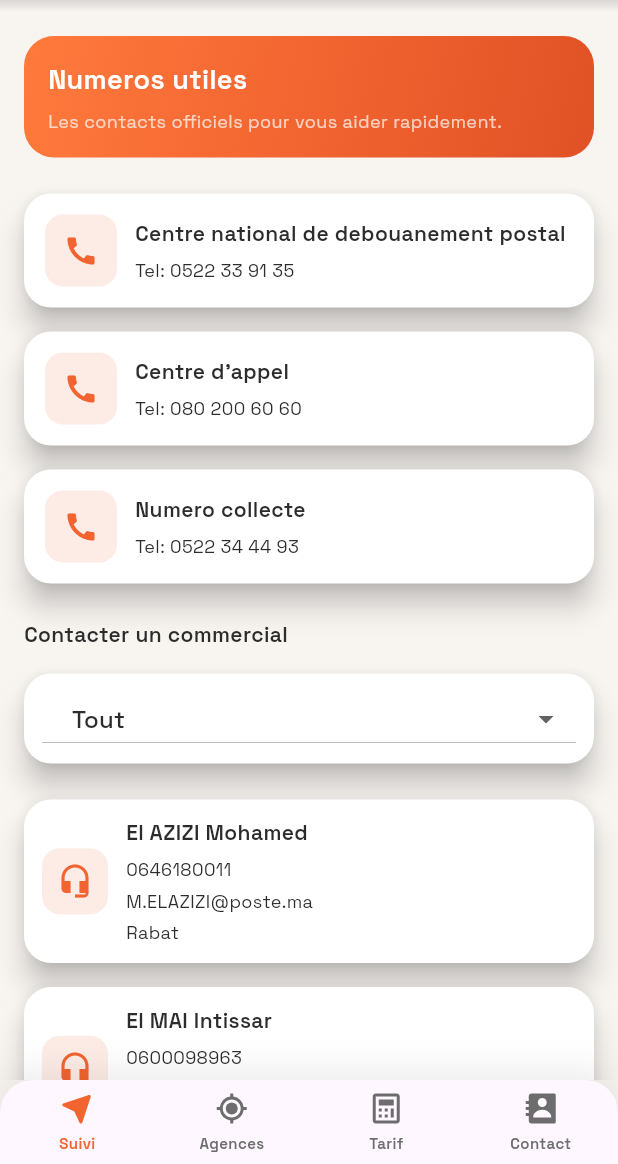
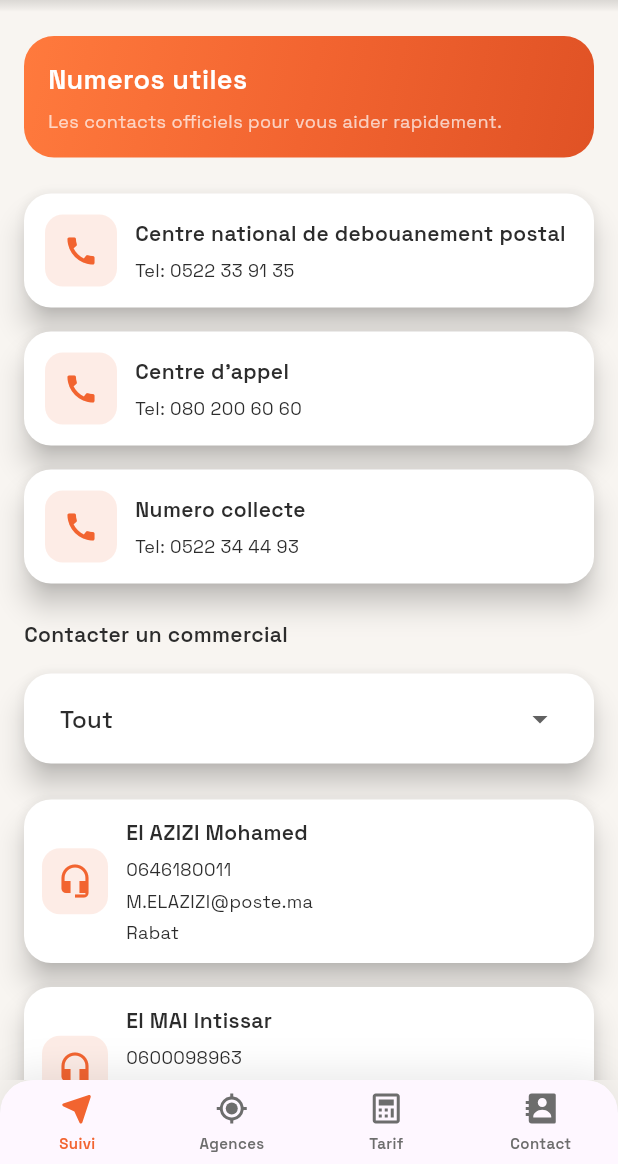
Before and after one commit to MRD-HG/my_amana_app, a Flutter app: the NumeroTlf screen opened directly, on a phone screen of 412 x 824 dp, the part 72-1236 px from its top. Run offline on Flutter 3.47's test engine with Material 3 defaults, Android fonts, the phone set to English and light mode, and no system bars; drawn by our look-alikes of dropdown_button2; our stand-ins replace carousel_slider, flutter_boxicons, flutter_spinkit, google_fonts, google_maps_flutter, shared_preferences and 1 more; missing offline and left inert: simple_barcode_scanner; accounts and stored records are empty; network calls fail.

Commit message:
Major dependency upgrades + facteur dropdown fix
- google_fonts 8, smooth_page_indicator 3, simple_barcode_scanner 0.6,
  cupertino_icons 2, flutter_lints 6; SDK >=3.9 / Flutter >=3.35
- replace dropdown_button2 with Flutter's DropdownButtonFormField
- value -> initialValue, activeColor -> activeThumbColor
- facteur: re-select shipment by id after reload (dropdown assert)

Co-Authored-By: Claude Opus 5.5 <noreply@anthropic.com>
Claude-Session: https://claude.ai/code/session_01CmiaZnMq3rwnHbhmihEvmE

```diff
--- a/lib/View/NavigationBar/contact_page.dart
+++ b/lib/View/NavigationBar/contact_page.dart
@@ -295,7 +295,7 @@ class _ContactState extends State<Contact> {
                             });
                           },
                           activeTrackColor: AppColors.primary,
-                          activeColor: Colors.white,
+                          activeThumbColor: Colors.white,
                           inactiveTrackColor: Colors.grey,
                           inactiveThumbColor: Colors.grey,
                           materialTapTargetSize: MaterialTapTargetSize.shrinkWrap,
--- a/lib/View/SideBar/support_tickets.dart
+++ b/lib/View/SideBar/support_tickets.dart
@@ -127,7 +127,7 @@ class _SupportTicketsPageState extends State<SupportTicketsPage> {
               ),
               const SizedBox(height: 12),
               DropdownButtonFormField<String>(
-                value: _category,
+                initialValue: _category,
                 items: const [
                   DropdownMenuItem(value: 'Delivery issue', child: Text('Delivery issue')),
                   DropdownMenuItem(value: 'Tracking problem', child: Text('Tracking problem')),
--- a/lib/View/SideBar/useful_numbers.dart
+++ b/lib/View/SideBar/useful_numbers.dart
@@ -1,6 +1,5 @@
 import 'dart:convert';
 
-import 'package:dropdown_button2/dropdown_button2.dart';
 import 'package:flutter/material.dart';
 import 'package:flutter/services.dart';
 import 'package:my_amana_app/View/Menu/app_shell.dart';
@@ -38,6 +37,7 @@ class _NumeroTlfState extends State<NumeroTlf> {
     final jsonData = await rootBundle.loadString('assets/phone.json');
     final data = json.decode(jsonData) as Map<String, dynamic>;
     final list = data['List'] as List<dynamic>;
+    if (!mounted) return;
     setState(() {
       if (_selectedRegion == 'Tout') {
         _agents = list;
@@ -189,10 +189,17 @@ class _NumeroTlfState extends State<NumeroTlf> {
           Card(
             child: Padding(
               padding: const EdgeInsets.symmetric(horizontal: 12, vertical: 6),
-              child: DropdownButton2<String>(
+              // Flutter's built-in dropdown (replaces the dropdown_button2 package).
+              child: DropdownButtonFormField<String>(
                 isExpanded: true,
-                value: _selectedRegion,
+                initialValue: _selectedRegion,
                 hint: const Text('Region'),
+                menuMaxHeight: 240,
+                borderRadius: BorderRadius.circular(12),
+                decoration: const InputDecoration(
+                  border: InputBorder.none,
+                  contentPadding: EdgeInsets.symmetric(horizontal: 8),
+                ),
                 items: _regions
                     .map((item) => DropdownMenuItem<String>(
                           value: item,
@@ -205,21 +212,6 @@ class _NumeroTlfState extends State<NumeroTlf> {
                   });
                   _loadAgents();
                 },
-                buttonStyleData: const ButtonStyleData(
-                  height: 48,
-                  padding: EdgeInsets.symmetric(horizontal: 8),
-                  elevation: 0,
-                ),
-                dropdownStyleData: DropdownStyleData(
-                  maxHeight: 240,
-                  decoration: BoxDecoration(
-                    borderRadius: BorderRadius.circular(12),
-                  ),
-                ),
-                menuItemStyleData: const MenuItemStyleData(
-                  height: 40,
-                  padding: EdgeInsets.symmetric(horizontal: 12),
-                ),
               ),
             ),
           ),
```
Also changed, not shown: lib/View/Facteure/facteur.dart (+14 -3 lines), pubspec.yaml (+7 -7 lines), 1 other file.
